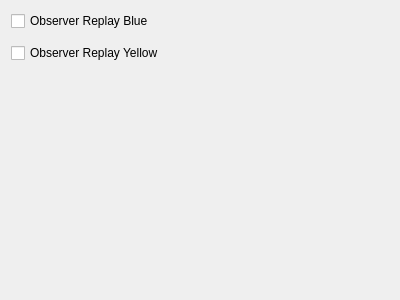
This is src/ra/widgets/replayteamwidget.ui in robotics-erlangen/framework as Qt 5 draws it before an edit. The edited form follows.
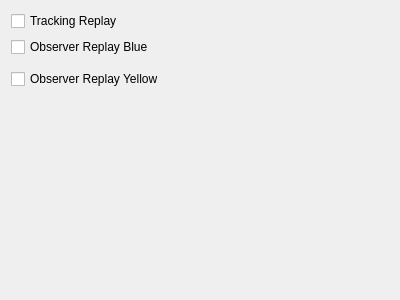
This is the edited form. Custom widgets are drawn as their Qt base class.

Commit message:
ra/amun: implement tracking replay
The tracking replay enables users to re-run the tracking on a given log
file without losing information such as the exact execution time of the
tracking. This is not possible when converting to vision logs and
executing the tracking on them.

The current state is not complete however, as only the ball is currently
perfectly re-played, while the robots still have a small deviation
between the original log positions and the re-played log positions.
The reason for this is not yet known and the issue can therefore not yet
be closed.

What changed in the file:
```diff
--- a/src/ra/widgets/replayteamwidget.ui
+++ b/src/ra/widgets/replayteamwidget.ui
@@ -14,21 +14,7 @@
    <string>Form</string>
   </property>
   <layout class="QGridLayout" name="gridLayout">
-   <item row="3" column="0">
-    <widget class="TeamWidget" name="yellow" native="true">
-     <property name="enabled">
-      <bool>false</bool>
-     </property>
-    </widget>
-   </item>
-   <item row="2" column="0">
-    <widget class="QCheckBox" name="replayYellow">
-     <property name="text">
-      <string>Observer Replay Yellow</string>
-     </property>
-    </widget>
-   </item>
-   <item row="0" column="0">
+   <item row="1" column="0">
     <widget class="QCheckBox" name="replayBlue">
      <property name="text">
       <string>Observer Replay Blue</string>
@@ -43,6 +29,13 @@
     </widget>
    </item>
    <item row="4" column="0">
+    <widget class="TeamWidget" name="yellow" native="true">
+     <property name="enabled">
+      <bool>false</bool>
+     </property>
+    </widget>
+   </item>
+   <item row="5" column="0">
     <spacer name="verticalSpacer">
      <property name="orientation">
       <enum>Qt::Vertical</enum>
@@ -55,6 +48,27 @@
      </property>
     </spacer>
    </item>
+   <item row="3" column="0">
+    <widget class="QCheckBox" name="replayYellow">
+     <property name="text">
+      <string>Observer Replay Yellow</string>
+     </property>
+    </widget>
+   </item>
+   <item row="2" column="0">
+    <widget class="TeamWidget" name="blue" native="true">
+     <property name="enabled">
+      <bool>false</bool>
+     </property>
+    </widget>
+   </item>
+   <item row="0" column="0">
+    <widget class="QCheckBox" name="trackingReplay">
+     <property name="text">
+      <string>Tracking Replay</string>
+     </property>
+    </widget>
+   </item>
   </layout>
  </widget>
  <customwidgets>
```
Left out of the diff: 7 changed lines with no effect on the pictures. The commit also changes 12 other files.
